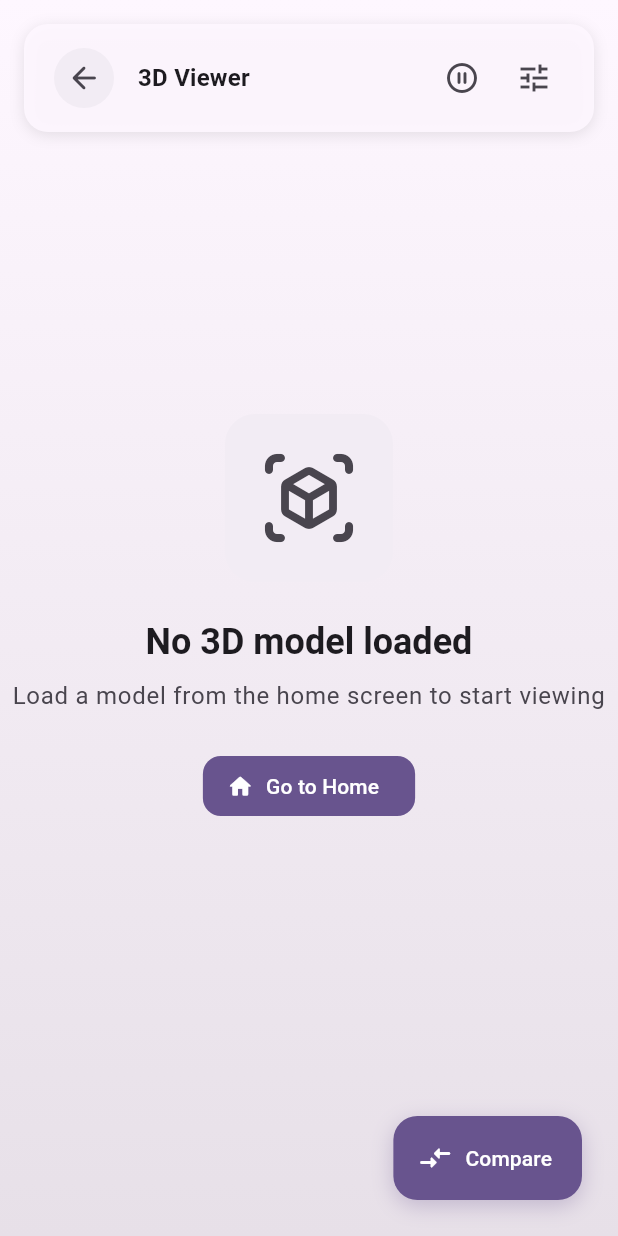
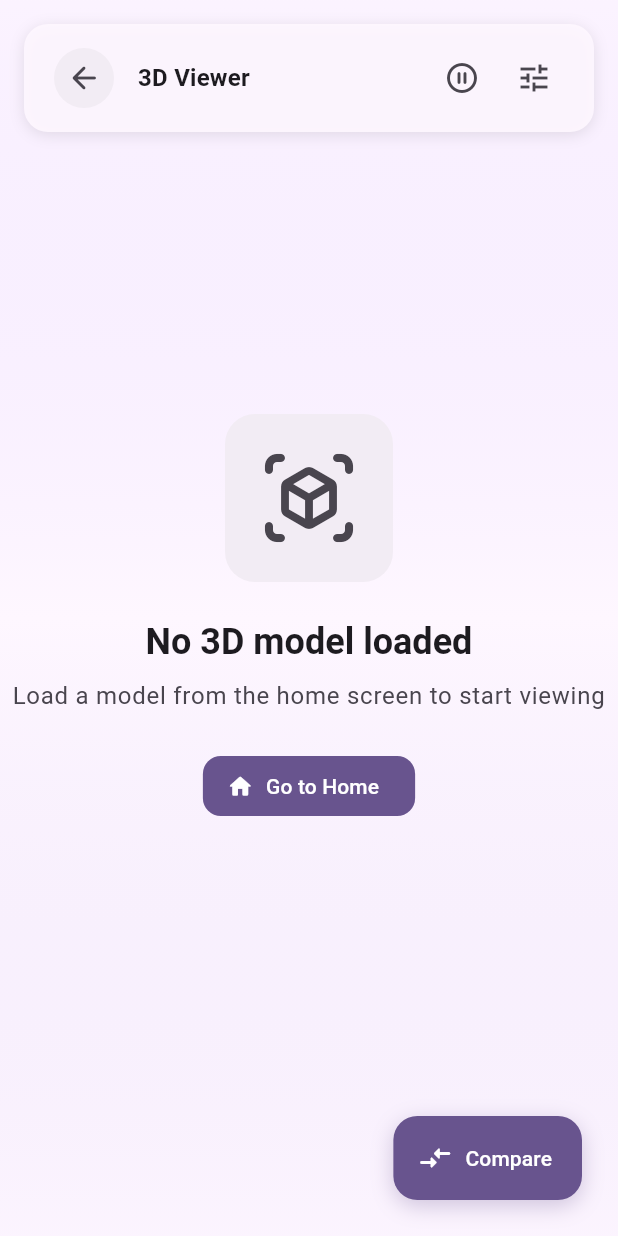
Before and after one commit to AminMemariani/3d_object_compare, a Flutter app: the ModelViewerPage screen opened directly, on a phone screen of 412 x 824 dp. Run offline on Flutter 3.47's test engine with Material 3 defaults, Android fonts, the phone set to English and light mode, and no system bars; our stand-ins replace dartz, equatable, file_picker, get_it, isar; missing offline and left inert: model_viewer_plus; accounts and stored records are empty; generated files the repository leaves out were written again.

Commit message:
Update background color and gradient styling across multiple viewer pages for improved UI consistency

```diff
--- a/lib/features/model_viewer/presentation/pages/model_viewer_page.dart
+++ b/lib/features/model_viewer/presentation/pages/model_viewer_page.dart
@@ -52,15 +52,22 @@ class _ModelViewerPageState extends State<ModelViewerPage>
   @override
   Widget build(BuildContext context) {
     return Scaffold(
+      backgroundColor: Theme.of(context).colorScheme.surface,
       body: Container(
         decoration: BoxDecoration(
           gradient: LinearGradient(
             begin: Alignment.topCenter,
             end: Alignment.bottomCenter,
             colors: [
+              Theme.of(
+                context,
+              ).colorScheme.primaryContainer.withValues(alpha: 0.15),
               Theme.of(context).colorScheme.surface,
-              Theme.of(context).colorScheme.surfaceContainerHighest,
+              Theme.of(
+                context,
+              ).colorScheme.secondaryContainer.withValues(alpha: 0.12),
             ],
+            stops: const [0.0, 0.5, 1.0],
           ),
         ),
         child: SafeArea(
```
Also changed, not shown: lib/features/home/presentation/pages/home_page.dart (+8 -1 lines), lib/features/model_viewer/presentation/pages/compare_view_page.dart (+8 -1 lines), lib/features/model_viewer/presentation/pages/superimposed_viewer_page.dart (+8 -1 lines).
